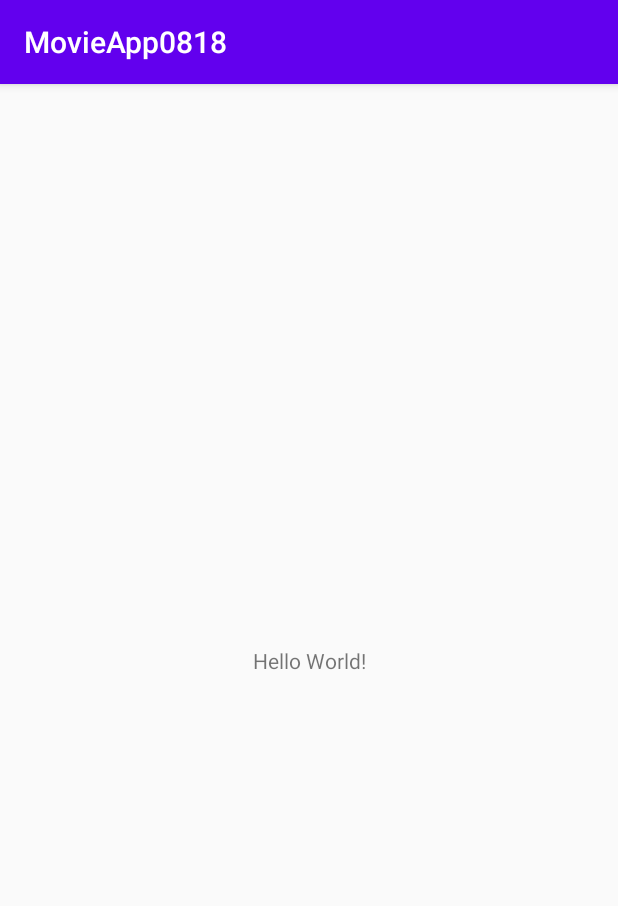
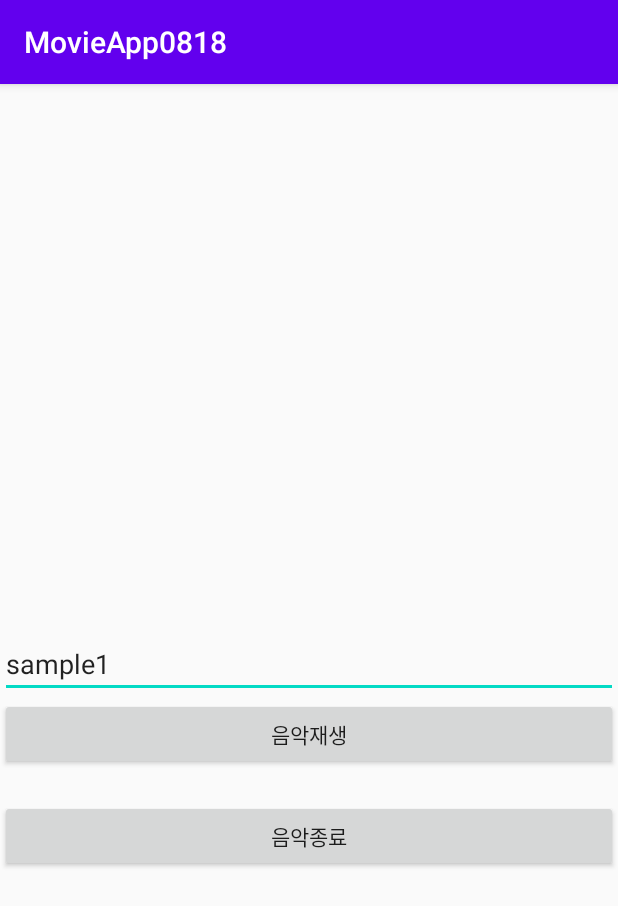
Before and after one commit to jg20228/Android-Service, an Android app: the screen it shows after launch (MainActivity), on a phone screen of 412 x 824 dp. Shown: the top 906 px of the screen. Run offline under Robolectric (Android 15) with nearby library versions, the phone set to English and light mode, and no system bars.

Commit message:
음악 기본 셋팅

```diff
--- a/app/src/main/AndroidManifest.xml
+++ b/app/src/main/AndroidManifest.xml
@@ -9,6 +9,11 @@
         android:roundIcon="@mipmap/ic_launcher_round"
         android:supportsRtl="true"
         android:theme="@style/AppTheme">
+        <service
+            android:name=".MyService"
+            android:enabled="true"
+            android:exported="true"></service>
+
         <activity android:name=".MainActivity">
             <intent-filter>
                 <action android:name="android.intent.action.MAIN" />
--- a/app/src/main/java/org/wc/movieapp0818/MainActivity.java
+++ b/app/src/main/java/org/wc/movieapp0818/MainActivity.java
@@ -2,13 +2,50 @@ package org.wc.movieapp0818;
 
 import androidx.appcompat.app.AppCompatActivity;
 
+import android.content.Intent;
 import android.os.Bundle;
+import android.view.View;
+import android.widget.Button;
+import android.widget.EditText;
 
 public class MainActivity extends AppCompatActivity {
+
+    private EditText etTitle;
+    private Button btnStart, btnFinish;
 
     @Override
     protected void onCreate(Bundle savedInstanceState) {
         super.onCreate(savedInstanceState);
         setContentView(R.layout.activity_main);
+
+        initObject();
+        initListener();
+    }
+
+    private void initObject(){
+        etTitle = findViewById(R.id.et_title);
+        btnStart=findViewById(R.id.btn_play);
+        btnFinish=findViewById(R.id.btn_stop);
+    }
+
+    private void initListener(){
+        btnStart.setOnClickListener(new View.OnClickListener() {
+            @Override
+            public void onClick(View v) {
+                String musicName = etTitle.getText().toString();
+                Intent intent = new Intent(MainActivity.this, MyService.class);
+                intent.putExtra("musicName",musicName);
+                //서비스 실행하는 방법
+                startService(intent);
+            }
+        });
+        btnFinish.setOnClickListener(new View.OnClickListener() {
+            @Override
+            public void onClick(View v) {
+                //Service 실행할땐 항상 intent가 필요함
+                Intent intent = new Intent(MainActivity.this, MyService.class);
+                stopService(intent);
+            }
+        });
     }
 }
--- a/app/src/main/res/layout/activity_main.xml
+++ b/app/src/main/res/layout/activity_main.xml
@@ -6,13 +6,34 @@
     android:layout_height="match_parent"
     tools:context=".MainActivity">
 
-    <TextView
-        android:layout_width="wrap_content"
+    <EditText
+        android:id="@+id/et_title"
+        android:layout_width="match_parent"
         android:layout_height="wrap_content"
-        android:text="Hello World!"
-        app:layout_constraintBottom_toBottomOf="parent"
-        app:layout_constraintLeft_toLeftOf="parent"
-        app:layout_constraintRight_toRightOf="parent"
+        android:layout_marginTop="364dp"
+        android:ems="10"
+        android:inputType="textPersonName"
+        android:text="sample1"
+        app:layout_constraintEnd_toEndOf="parent"
+        app:layout_constraintHorizontal_bias="1.0"
+        app:layout_constraintStart_toStartOf="parent"
         app:layout_constraintTop_toTopOf="parent" />
 
+    <Button
+        android:id="@+id/btn_play"
+        android:layout_width="match_parent"
+        android:layout_height="wrap_content"
+        android:text="음악재생"
+        app:layout_constraintStart_toStartOf="parent"
+        app:layout_constraintTop_toBottomOf="@+id/et_title" />
+
+    <Button
+        android:id="@+id/btn_stop"
+        android:layout_width="match_parent"
+        android:layout_height="wrap_content"
+        android:layout_marginTop="20dp"
+        android:text="음악종료"
+        app:layout_constraintStart_toStartOf="parent"
+        app:layout_constraintTop_toBottomOf="@+id/btn_play" />
+
 </androidx.constraintlayout.widget.ConstraintLayout>
```
Also changed, not shown: app/src/main/java/org/wc/movieapp0818/MyService.java (added, +55 -0 lines), 2 other files.
